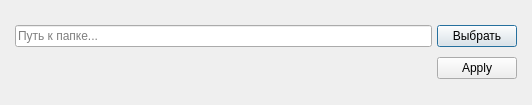
Before: the Qt Designer form GUI/designer/LibraryChooseDialog.ui in WhiteFox123c/Viewer, drawn with Qt 5.
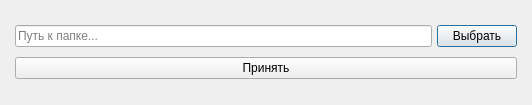
After: the same form once the commit is applied.

```diff
--- a/GUI/designer/LibraryChooseDialog.ui
+++ b/GUI/designer/LibraryChooseDialog.ui
@@ -89,9 +89,9 @@
       </layout>
      </item>
      <item>
-      <widget class="QDialogButtonBox" name="buttonBox">
-       <property name="standardButtons">
-        <set>QDialogButtonBox::Apply</set>
+      <widget class="QPushButton" name="applyButton">
+       <property name="text">
+        <string>Принять</string>
        </property>
       </widget>
      </item>
```
